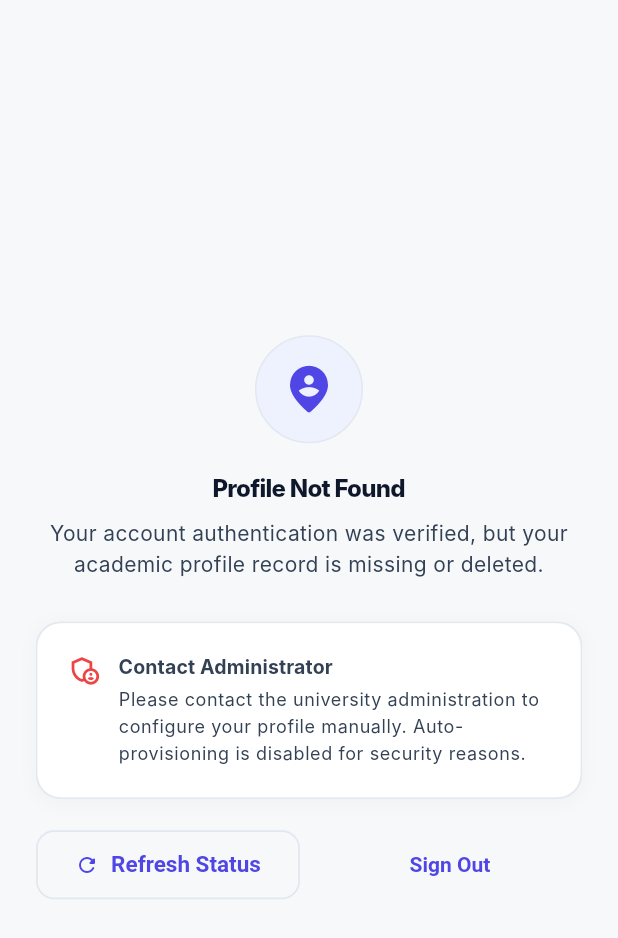
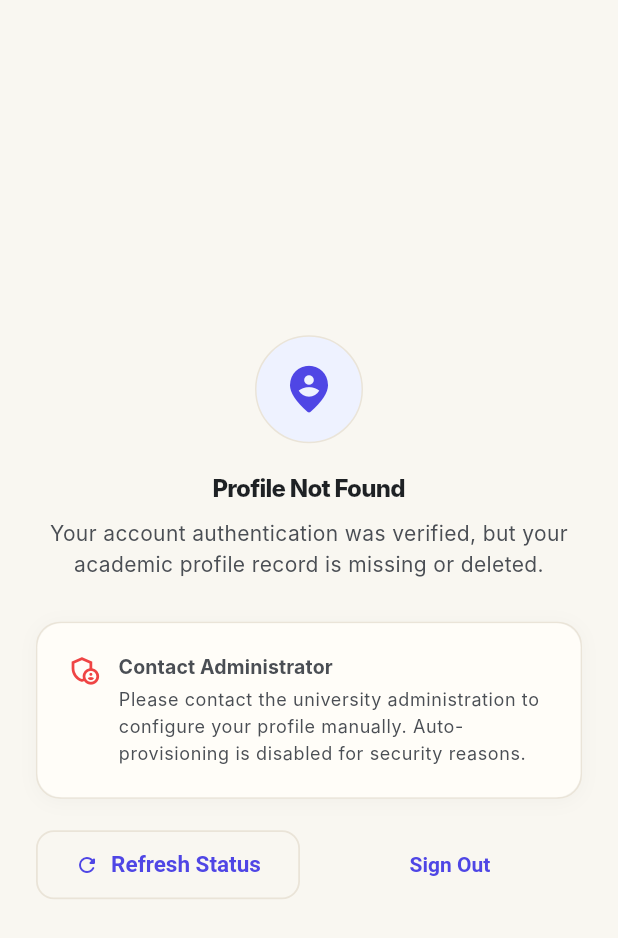
Before and after one commit to Bajpai-Mayank/Presenza-SIH25011, a Flutter app: the NoProfileScreen screen opened by its route, on a phone screen of 412 x 824 dp. Shown: the top 938 px of the screen. Run offline on Flutter 3.47's test engine with Material 3 defaults, Android fonts, the phone set to English and light mode, and no system bars; our stand-ins replace cloud_firestore, firebase_auth, firebase_core, firebase_messaging, flutter_animate, flutter_dotenv and 11 more; missing offline and left inert: mobile_scanner; accounts and stored records are empty; network calls fail; Roboto replaces fonts that are missing (Inter).

Commit message:
Apply professional light yellowish-white cream theme for eye comfort and relaxation

```diff
--- a/lib/config/theme/app_colors.dart
+++ b/lib/config/theme/app_colors.dart
@@ -23,13 +23,14 @@ class AppColors {
   static const Color secondaryContainer = Color(0xFFCCFBF1);
   static const Color secondaryContainerDark = Color(0xFF134E4A);
 
-  // ── Light Surfaces (Eye-Comfort Cream Off-White & Crisp Clean Cards) ──
-  static const Color backgroundLight = Color(0xFFF6F8FA); // Soothing Warm Cream-Slate
-  static const Color surfaceLight = Color(0xFFFCFCFD);    // Soft Cream White
-  static const Color cardLight = Color(0xFFFFFFFF);       // Clean Crisp White Card
-  static const Color cardBorderLight = Color(0xFFE2E8F0); // Slate 200 Border
-  static const Color elevatedLight = Color(0xFFEEF2F6);   // Soft Elevated Container
-  static const Color creamWhite = Color(0xFFFAF9F6);      // Warm Cream White
+  // ── Light Surfaces (Eye-Comfort Light Yellowish-White Cream & Warm Blocks) ──
+  static const Color backgroundLight = Color(0xFFF9F7F1); // Soothing Light Yellowish-White Cream
+  static const Color surfaceLight = Color(0xFFFFFDF9);    // Warm Ivory Cream Surface
+  static const Color cardLight = Color(0xFFFFFDF8);       // Light Yellowish-White Cream Card Block
+  static const Color cardBorderLight = Color(0xFFEAE4D8); // Warm Cream Almond Border
+  static const Color elevatedLight = Color(0xFFF3EFE6);   // Warm Elevated Cream Container
+  static const Color creamWhite = Color(0xFFFBF8F2);      // Light Warm Cream
+  static const Color creamAlmond = Color(0xFFF5EFE3);     // Accent Cream
 
   // ── Dark Surfaces (Deep Navy / Charcoal, Never Pure Black) ───────
   static const Color backgroundDark = Color(0xFF0B1120); // Deep Navy Midnight
@@ -39,9 +40,9 @@ class AppColors {
   static const Color elevatedDark = Color(0xFF243248);   // Elevated Slate
 
   // ── Typography Colors ─────────────────────────────────────────────
-  static const Color textPrimaryLight = Color(0xFF0F172A);   // Deep Slate Navy 900 (High Contrast)
-  static const Color textSecondaryLight = Color(0xFF334155); // Slate 700 (Clean, Readable)
-  static const Color textMutedLight = Color(0xFF64748B);     // Slate 500 (Legible Muted)
+  static const Color textPrimaryLight = Color(0xFF1E2124);   // Deep Warm Charcoal (High Contrast & Eye-Relaxed)
+  static const Color textSecondaryLight = Color(0xFF4A4E54); // Warm Stone 700 (Clean, Readable)
+  static const Color textMutedLight = Color(0xFF767B83);     // Warm Stone 500 (Legible Muted)
 
   static const Color textPrimaryDark = Color(0xFFF8FAFC);   // Slate 50 (Crisp Warm White)
   static const Color textSecondaryDark = Color(0xFF94A3B8); // Slate 400
--- a/lib/config/theme/app_theme.dart
+++ b/lib/config/theme/app_theme.dart
@@ -81,7 +81,7 @@ class AppTheme {
         ),
         inputDecorationTheme: InputDecorationTheme(
           filled: true,
-          fillColor: AppColors.white,
+          fillColor: AppColors.cardLight,
           labelStyle: const TextStyle(color: AppColors.textSecondaryLight, fontSize: 14),
           hintStyle: const TextStyle(color: AppColors.textMutedLight, fontSize: 14),
           prefixIconColor: AppColors.textSecondaryLight,
```
